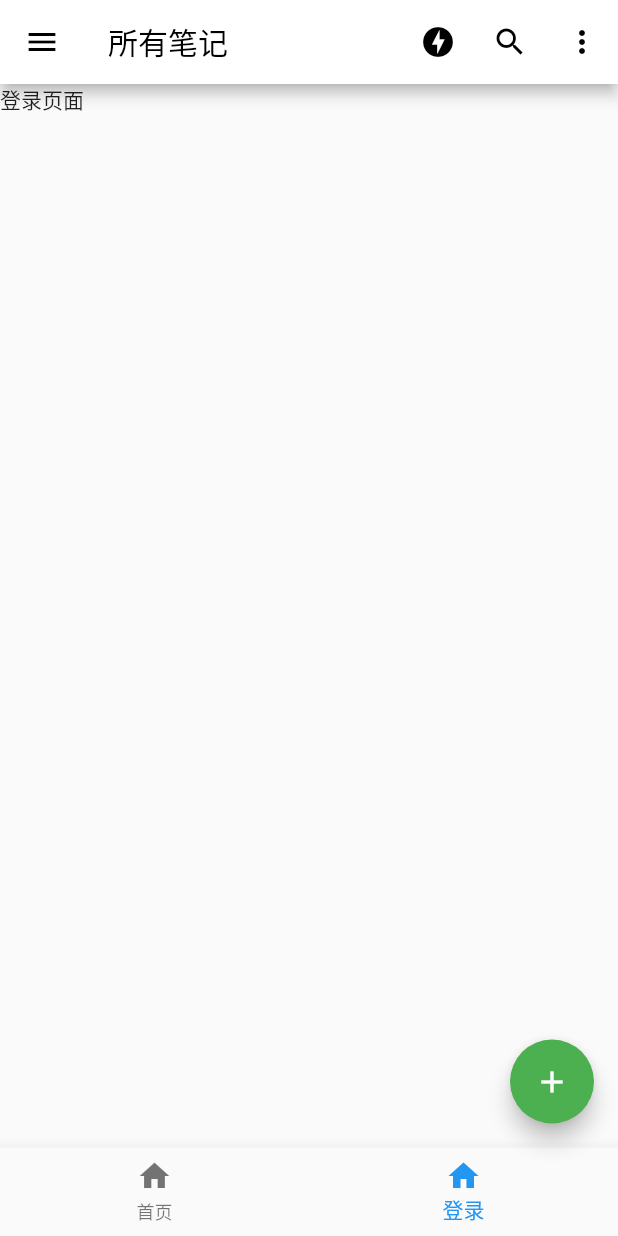
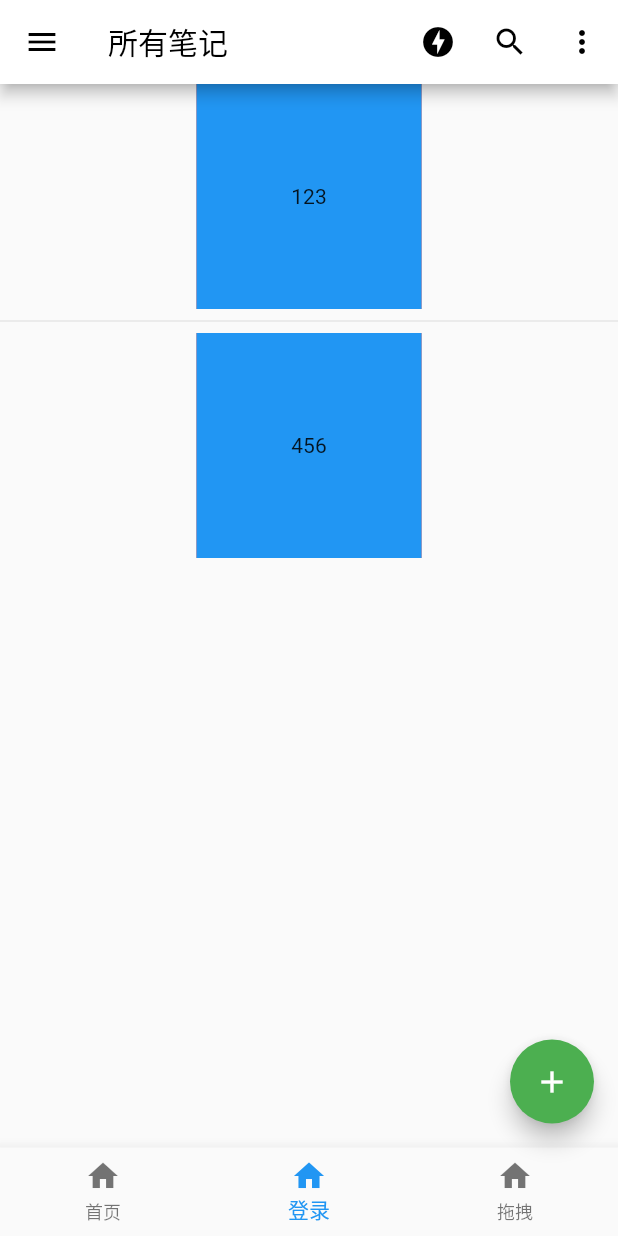
Before and after one commit to firworkes/my_note, a Flutter app: the screen it shows after launch, item 2 of the bottom bar chosen, on a phone screen of 412 x 824 dp. Run offline on Flutter 3.47's test engine with Material 2 defaults, Android fonts, the phone set to English and light mode, and no system bars; missing offline and left inert: w_reorder_list; network calls fail.

Commit message:
新增可拖拽组件

```diff
--- a/lib/Tabs.dart
+++ b/lib/Tabs.dart
@@ -2,6 +2,7 @@ import 'package:flutter/material.dart';
 import 'pages/Index.dart';
 import 'pages/Login.dart';
 import 'res/listData.dart';
+import 'pages/DargDemo.dart';
 
 class Tabs extends StatefulWidget {
   final index;
@@ -22,7 +23,8 @@ class _TabsState extends State<Tabs> {
 
   List _listPage = [
     Index(),
-    Login()
+    Login(),
+    DargDemo(),
   ];
 
   SelectView(IconData icon, String text, String id) {
@@ -113,6 +115,10 @@ class _TabsState extends State<Tabs> {
             icon: Icon(Icons.home),
             title: Text('登录')
           ),
+           BottomNavigationBarItem(
+            icon: Icon(Icons.home),
+            title: Text('拖拽')
+          ),
         ],
       ),
 
--- a/lib/pages/Login.dart
+++ b/lib/pages/Login.dart
@@ -1,4 +1,5 @@
 import 'package:flutter/material.dart';
+import '../components//draggable_demo.dart';
 
 
 class Login extends StatefulWidget {
@@ -12,7 +13,182 @@ class _LoginState extends State<Login> {
   @override
   Widget build(BuildContext context) {
     return Scaffold(
-      body: Text('登录页面'),
+      body: Column(
+        children: <Widget>[
+          MyDraggableTarget(data:'123'),
+          Divider(),
+          MyDraggableTarget(data:'456')
+        ],
+      ),
     );
   }
 }
+
+// class DragDemo extends StatefulWidget {
+//   DragDemo({Key key}) : super(key: key);
+
+//   @override
+//   _DragDemoState createState() => _DragDemoState();
+// }
+
+// class _DragDemoState extends State<DragDemo> {
+//   @override
+//   Widget build(BuildContext context) {
+//     return Draggable(
+//       data: 'sss',
+//       axis: Axis.vertical,
+//       child: ListView(
+//         children: <Widget>[
+//           ListTile(
+//             title: Text('1.笔记标题'),
+//             subtitle: Text('笔记内容'),
+//           )
+//         ],
+//       ),
+//       feedback: ListView(children: <Widget>[
+//         ListTile(
+//             title: Text('1.笔记标题',style: TextStyle(color: Colors.grey),),
+//             subtitle: Text('笔记内容',style: TextStyle(color: Colors.grey)),
+//           )
+//       ],),
+//     );
+//   }
+// }
+
+// class MyDraggable extends StatelessWidget {
+//   final data;
+//   const MyDraggable({this.data = "这是可拖拽盒子", Key key}) : super(key: key);
+//   @override
+//   Widget build(BuildContext context) {
+//     return
+//     Draggable(
+//       data: data,
+//       child: Container(
+//         width: 150.0,
+//         height: 150.0,
+//         color: Colors.red[500],
+//         child: Center(
+//           child: Text(this.data),
+//         ),
+//       ),
+//       feedback: Container(
+//         width: 150.0,
+//         height: 150.0,
+//         color: Colors.blue[500],
+//         child: Icon(Icons.feedback),
+//       ),
+//     );
+//   }
+
+// }
+
+
+
+// class MyDragTarget extends StatefulWidget {
+//   @override
+//   State<StatefulWidget> createState() => _MyDragTargetState();
+// }
+// class _MyDragTargetState extends State<MyDragTarget> {
+//   var targetText = "第二个盒子";//用于显示的文案
+//   @override
+//   Widget build(BuildContext context) {
+//     return Draggable(
+//       data: targetText,
+//       child: Container(
+//         height: 150.0,
+//         width: 150.0,
+//         color: Colors.red[500],
+//         child: DragTarget(
+//             onWillAccept: (data) {
+//               print("data = $data onWillAccept");
+//               return data != null;//当Draggable传递过来的dada不是null的时候 决定接收该数据。
+//             },
+//             onAccept: (data) {
+//               print("data = $data onAccept");
+//               setState(() {
+//                 targetText = data;//接收该数据后修改文案内容。
+//               });
+//             },
+//             onLeave: (data) {
+//               print("data = $data onLeave");//我来了 我又走了
+//             },
+//             builder: (context, candidateData, rejectedData) {
+//               //这是DragTarget实际展示给用户看到的样子
+//               return Container(
+//                 width: 150.0,
+//                 height: 150.0,
+//                 color: Colors.blue[500],
+//                 child: Center(
+//                   child: Text(this.targetText),
+//                 ),
+//               );
+//             },
+//           )
+//       ),
+//       feedback: Container(
+//         width: 150.0,
+//         height: 150.0,
+//         color: Colors.blue[500],
+//         child: Icon(Icons.feedback),
+
+//       )
+//     );
+//   }
+// }
+
+class MyDraggableTarget<T> extends StatefulWidget {
+  final T data;
+
+  MyDraggableTarget({@required this.data, Key key}) : super(key: key);
+
+  @override
+  State<StatefulWidget> createState() => _MyDraggableTargetState(text: data);
+}
+
+class _MyDraggableTargetState extends State<MyDraggableTarget> {
+  var text;
+
+  _MyDraggableTargetState({@required this.text});
+  @override
+  Widget build(BuildContext context) {
+    return Draggable(
+      data: text,
+      child: Container(//仅用于保持样式，可以使用DragTarget作为直接child。
+        width: 150.0,
+        height: 150.0,
+        color: Colors.red[500],
+        child: DragTarget(
+          onWillAccept: (data) {
+            print("data = $data onWillAccept");
+            return data != null;
+          },
+          onAccept: (data) {
+            print("data = $data onAccept");
+            setState(() {
+              text = data;
+            });
+          },
+          onLeave: (data) {
+            print("data = $data onLeave");
+          },
+          builder: (context, candidateData, rejectedData) {
+            return Container(
+              width: 150.0,
+              height: 150.0,
+              color: Colors.blue[500],
+              child: Center(
+                child: Text(text),
+              ),
+            );
+          },
+        ),
+      ),
+      feedback: Container(
+        width: 150.0,
+        height: 150.0,
+        color: Colors.blue[500],
+        child: Icon(Icons.feedback),
+      ),
+    );
+  }
+}
--- a/lib/routes/routes.dart
+++ b/lib/routes/routes.dart
@@ -3,11 +3,13 @@ import 'package:flutter/material.dart';
 import '../pages/Index.dart';
 import '../pages/Login.dart';
 import '../Tabs.dart';
+import '../pages/DargDemo.dart';
 
 final routes= {
   '/' : (context) => Tabs(),
   '/index' : (context) => Index(),
-  '/login' : (context) => Login()
+  '/login' : (context) => Login(),
+  '/DargDemo' : (context) => DargDemo()
 };
 
 //固定写法
--- a/pubspec.yaml
+++ b/pubspec.yaml
@@ -17,6 +17,7 @@ environment:
   sdk: ">=2.1.0 <3.0.0"
 
 dependencies:
+  w_reorder_list: ^0.1.0
   flutter:
     sdk: flutter
 
```
Also changed, not shown: lib/components/DartDemoItem.dart (added, +183 -0 lines), lib/components/draggable_demo.dart (added, +43 -0 lines), lib/components/draggable_widget.dart (added, +44 -0 lines), lib/pages/DargDemo.dart (added, +19 -0 lines), pubspec.lock.
